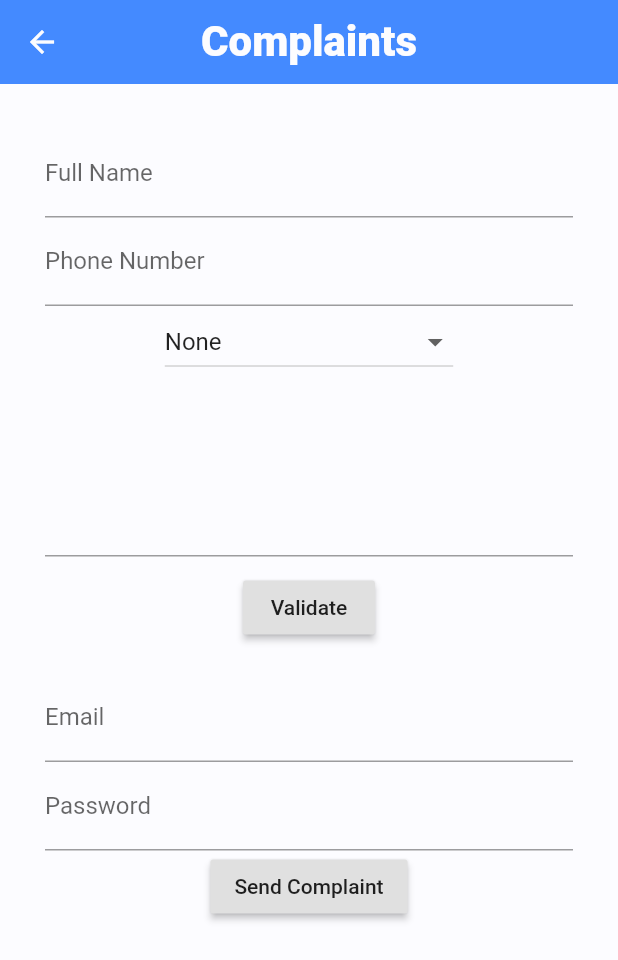
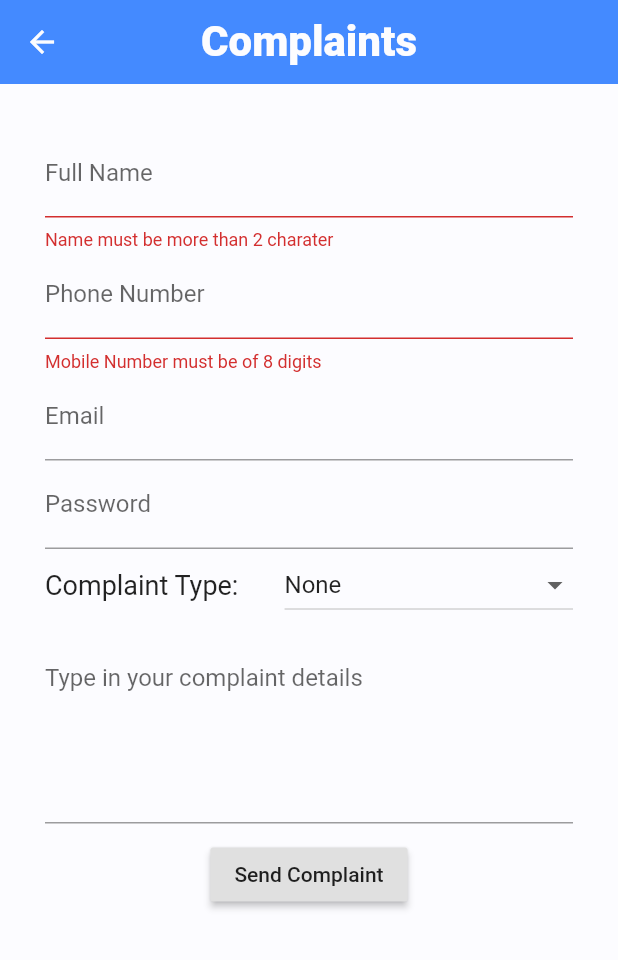
Before and after one commit to atraboulsi27/BaladiyehApp, a Flutter app: the Complaints screen opened directly, after a tap on "Send Complaint", on a phone screen of 412 x 824 dp. Shown: the top 960 px of the screen. Run offline on Flutter 3.47's test engine with Material 2 defaults, Android fonts, the phone set to English and light mode, and no system bars; our stand-ins replace carousel_slider, flutter_html, table_calendar; missing offline and left inert: flutter_full_pdf_viewer, flutter_share, mailer.

Commit message:
complaints UIUX

```diff
--- a/lib/views/complaints.dart
+++ b/lib/views/complaints.dart
@@ -13,7 +13,6 @@ class _ComplaintsState extends State<Complaints> {
   TextEditingController _textFieldController = TextEditingController();
   String _name;
   String _mobile;
-
   String _mail;
   String _pass;
   String _subject;
@@ -46,14 +45,14 @@ class _ComplaintsState extends State<Complaints> {
           child: new Form(
             key: _formKey,
             autovalidate: _autoValidate,
-            child: FormUI(),
+            child: form(),
           ),
         ),
       ),
     );
   }
 
-  Widget FormUI() {
+  Widget form() {
     return new Column(
       children: <Widget>[
         new TextFormField(
@@ -72,36 +71,6 @@ class _ComplaintsState extends State<Complaints> {
             _mobile = val;
           },
         ),
-        new DropdownButton<String>(
-          items: _complaints.map((String dropDownStringItem) {
-            return DropdownMenuItem<String>(
-              value: dropDownStringItem,
-              child: Text(dropDownStringItem),
-            );}).toList(),
-          onChanged: (String newValueSelected) {
-            _onDropDownItemSelected(newValueSelected);
-            _subject = newValueSelected;
-          },
-          value: _currentItemSelecetd,
-        ),
-        new TextField(
-          controller: _textFieldController,
-          keyboardType: TextInputType.multiline,
-          maxLines: 5,
-        ),
-        new SizedBox(
-          height: 10.0,
-        ),
-        new RaisedButton(
-          onPressed: _validateInputs,
-          child: new Text('Validate'),
-        ),
-
-
-        // Temporary
-        new SizedBox(
-          height: 20.0,
-        ),
         new TextFormField(
           decoration: const InputDecoration(labelText: 'Email'),
           keyboardType: TextInputType.emailAddress,
@@ -117,9 +86,36 @@ class _ComplaintsState extends State<Complaints> {
             _pass = val;
           },
         ),
+        new Row(
+          mainAxisAlignment: MainAxisAlignment.spaceBetween,
+          children: <Widget>[
+            Text("Complaint Type: ", style: TextStyle(fontSize: 18)),
+            new DropdownButton<String>(
+              items: _complaints.map((String dropDownStringItem) {
+                return DropdownMenuItem<String>(
+                  value: dropDownStringItem,
+                  child: Text(dropDownStringItem),
+                );}).toList(),
+              onChanged: (String newValueSelected) {
+                _onDropDownItemSelected(newValueSelected);
+                _subject = newValueSelected;
+              },
+              value: _currentItemSelecetd,
+            ),
+          ],
+        ),
+        new TextField(
+          controller: _textFieldController,
+          keyboardType: TextInputType.multiline,
+          maxLines: 5,
+          decoration: const InputDecoration(labelText: 'Type in your complaint details', alignLabelWithHint: true),
+        ),
+        new SizedBox(
+          height: 10.0,
+        ),
         new RaisedButton(
           onPressed: () async {
-            _formKey.currentState.save();
+            _validateInputs();
             await sendMail(_mail, _pass, _subject, _textFieldController.text, _name, _mobile);
           },
           child: new Text('Send Complaint'),
@@ -159,7 +155,7 @@ class _ComplaintsState extends State<Complaints> {
       return null;
   }
 
-  Future<List> sendMail(mail, password, subject, content, name, phone) async {
+  Future sendMail(mail, password, subject, content, name, phone) async {
 
     final smtpServer = gmail(mail, password);
 
@@ -167,14 +163,20 @@ class _ComplaintsState extends State<Complaints> {
       ..from = Address(mail)
       ..recipients.add('charbel.g.frangieh@gmail.com')
       ..subject = subject
-      ..text = '$content \nBest Regards \n$name \n$phone \n${DateTime.now()}';
+      ..text = '$content \n\n\nBest Regards \n$name \n$phone \n${DateTime.now()}';
 
     try {
       final sendReport = await send(message, smtpServer);
-      print('Message sent: ' + sendReport.toString()); //print if the email is sent
+      print('Message sent: ' + sendReport.toString());//print if the email is sent
+      return AlertDialog(
+        content: Text("Message Successful"),
+      );
     } on MailerException catch (e) {
       print('Message not sent. \n'+ e.toString()); //print if the email is not sent
       // e.toString() will show why the email is not sending
+      return AlertDialog(
+        content: Text("Message Unsuccessful"),
+      );
     }
   }
 
```
